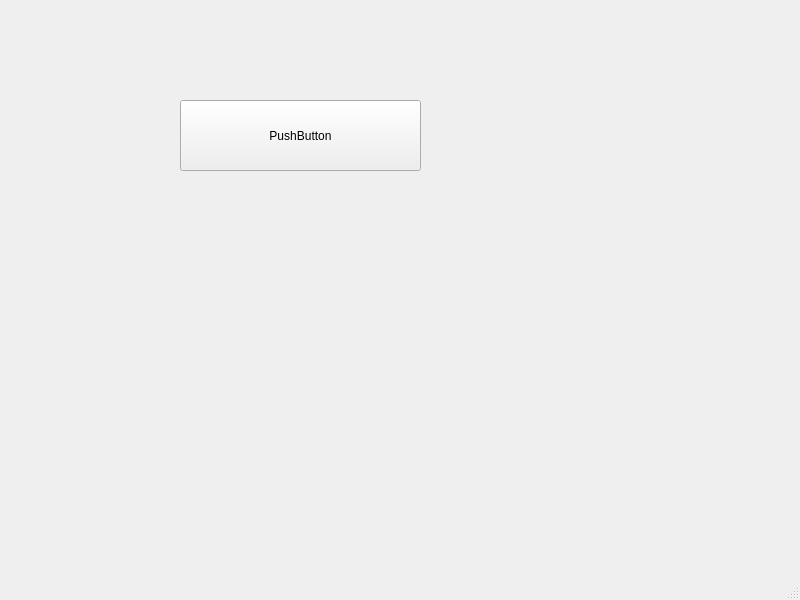
Above: forms/mainwindow.ui from whatdislol/Symmo before the change. Below: the same form after it.
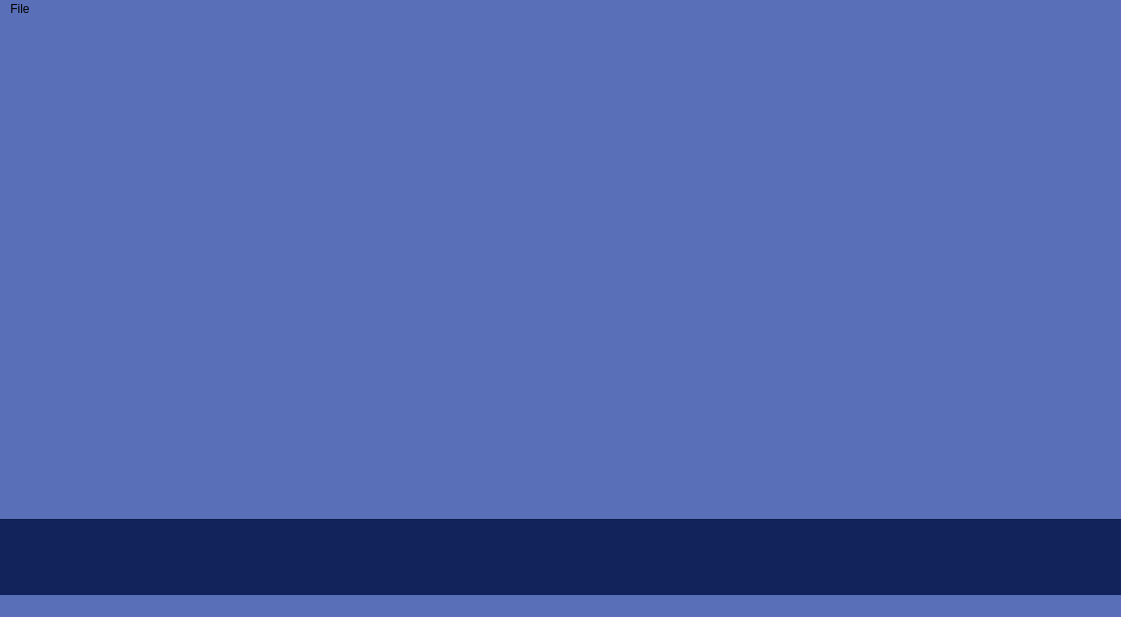
That is the form after the change.

```diff
--- a/forms/mainwindow.ui
+++ b/forms/mainwindow.ui
@@ -6,25 +6,35 @@
    <rect>
     <x>0</x>
     <y>0</y>
-    <width>800</width>
-    <height>600</height>
+    <width>1121</width>
+    <height>617</height>
    </rect>
   </property>
   <property name="windowTitle">
    <string>MainWindow</string>
   </property>
+  <property name="styleSheet">
+   <string notr="true">background-color: #596FB7</string>
+  </property>
   <widget class="QWidget" name="centralwidget">
-   <widget class="QPushButton" name="pushButton">
+   <widget class="QFrame" name="frame">
     <property name="geometry">
      <rect>
-      <x>180</x>
-      <y>100</y>
-      <width>241</width>
-      <height>71</height>
+      <x>-10</x>
+      <y>500</y>
+      <width>1171</width>
+      <height>81</height>
      </rect>
     </property>
-    <property name="text">
-     <string>PushButton</string>
+    <property name="styleSheet">
+     <string notr="true">background-color: #11235A;
+</string>
+    </property>
+    <property name="frameShape">
+     <enum>QFrame::StyledPanel</enum>
+    </property>
+    <property name="frameShadow">
+     <enum>QFrame::Raised</enum>
     </property>
    </widget>
   </widget>
@@ -33,10 +43,17 @@
     <rect>
      <x>0</x>
      <y>0</y>
-     <width>800</width>
-     <height>21</height>
+     <width>1121</width>
+     <height>38</height>
     </rect>
    </property>
+   <widget class="QMenu" name="menuFile">
+    <property name="title">
+     <string>File</string>
+    </property>
+    <addaction name="actionAdd_Fiel"/>
+   </widget>
+   <addaction name="menuFile"/>
   </widget>
   <widget class="QStatusBar" name="statusbar"/>
  </widget>
```
Left out of the diff: 5 changed lines with no effect on the pictures.
